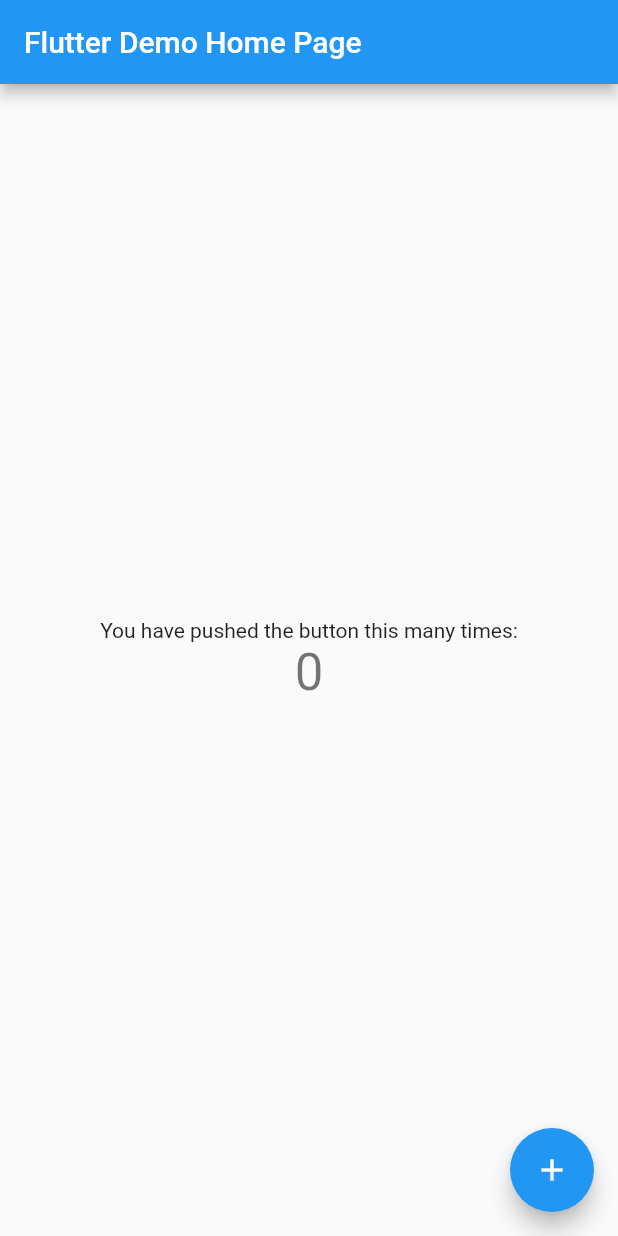
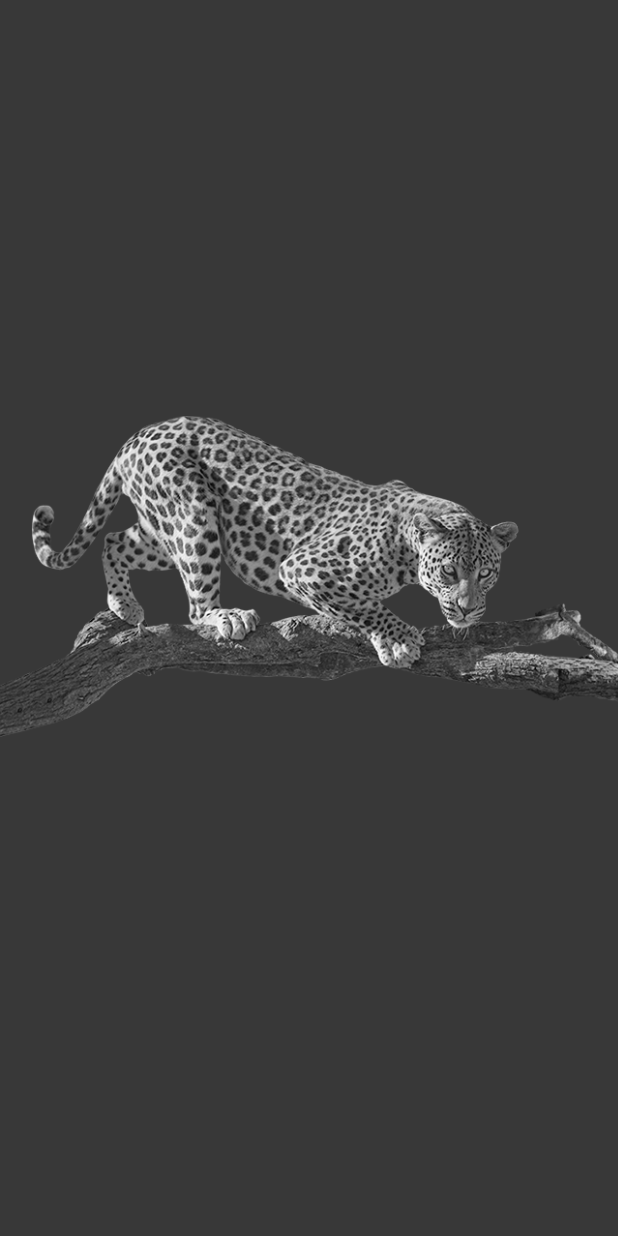
Before and after one commit to tayyyab/expedition_travel_app, a Flutter app: the screen it shows after launch, on a phone screen of 412 x 824 dp. Run offline on Flutter 3.47's test engine with Material 2 defaults, Android fonts, the phone set to English and light mode, and no system bars.

Commit message:
Background image sliding with PageView and Stack

```diff
--- /dev/null
+++ b/lib/MainPage/leopard_page.dart
@@ -0,0 +1,10 @@
+part of 'main_screen.dart';
+
+class LeopardPage extends StatelessWidget {
+  const LeopardPage({Key key}) : super(key: key);
+
+  @override
+  Widget build(BuildContext context) {
+    return Container();
+  }
+}
--- /dev/null
+++ b/lib/MainPage/main_screen.dart
@@ -0,0 +1,50 @@
+import 'package:flutter/material.dart';
+import 'package:provider/provider.dart';
+
+import 'widgets/leopard_image.dart';
+
+part 'leopard_page.dart';
+part 'vulture_page.dart';
+
+class PageOffsetNotifier with ChangeNotifier {
+  double _offset = 0;
+  double _page = 0;
+
+  PageOffsetNotifier(PageController pageController) {
+    pageController.addListener(() {
+      _offset = pageController.offset;
+      _page = pageController.page;
+      notifyListeners();
+    });
+  }
+
+  double get offset => _offset;
+  double get page => _page;
+}
+
+class MainPage extends StatefulWidget {
+  @override
+  _MainPageState createState() => _MainPageState();
+}
+
+class _MainPageState extends State<MainPage> {
+  final PageController _pageController = new PageController();
+
+  @override
+  Widget build(BuildContext context) {
+    return ChangeNotifierProvider(
+      create: (_) => PageOffsetNotifier(_pageController),
+      child: Scaffold(
+          body: Stack(alignment: Alignment.centerLeft, children: <Widget>[
+        LeopardImage(),
+        PageView(
+            controller: _pageController,
+            physics: ClampingScrollPhysics(),
+            children: <Widget>[
+              LeopardPage(),
+              VulturePage(),
+            ]),
+      ])),
+    );
+  }
+}
--- /dev/null
+++ b/lib/MainPage/vulture_page.dart
@@ -0,0 +1,18 @@
+part of 'main_screen.dart';
+
+class VulturePage extends StatelessWidget {
+  const VulturePage({Key key}) : super(key: key);
+
+  @override
+  Widget build(BuildContext context) {
+    return Center(
+      child: Padding(
+        padding: const EdgeInsets.only(bottom: 32.0),
+        child: Image.asset(
+          'assets/vulture.png',
+          height: MediaQuery.of(context).size.height / 3,
+        ),
+      ),
+    );
+  }
+}
--- /dev/null
+++ b/lib/MainPage/widgets/leopard_image.dart
@@ -0,0 +1,24 @@
+import 'package:flutter/material.dart';
+import 'package:provider/provider.dart';
+
+import '../main_screen.dart';
+
+class LeopardImage extends StatelessWidget {
+  const LeopardImage({Key key}) : super(key: key);
+
+  @override
+  Widget build(BuildContext context) {
+    double width = MediaQuery.of(context).size.width * 1.6;
+
+    return Consumer<PageOffsetNotifier>(
+      builder: (context, notifier, child) {
+        return Positioned(
+          width: width,
+          left: -0.85 * notifier.offset,
+          child: child,
+        );
+      },
+      child: IgnorePointer(child: Image.asset('assets/leopard.png')),
+    );
+  }
+}
--- a/lib/main.dart
+++ b/lib/main.dart
@@ -1,4 +1,7 @@
+import 'package:expedition_travel_app/styles.dart';
 import 'package:flutter/material.dart';
+
+import 'MainPage/main_screen.dart';
 
 void main() => runApp(MyApp());
 
@@ -8,56 +11,11 @@ class MyApp extends StatelessWidget {
     return MaterialApp(
       title: 'Expedition Travel',
       theme: ThemeData(
+        brightness: Brightness.dark,
+        scaffoldBackgroundColor: mainBlack,
         primarySwatch: Colors.blue,
       ),
-      home: MyHomePage(title: 'Flutter Demo Home Page'),
+      home: MainPage(),
     );
   }
 }
-
-class MyHomePage extends StatefulWidget {
-  MyHomePage({Key key, this.title}) : super(key: key);
-
-  final String title;
-
-  @override
-  _MyHomePageState createState() => _MyHomePageState();
-}
-
-class _MyHomePageState extends State<MyHomePage> {
-  int _counter = 0;
-
-  void _incrementCounter() {
-    setState(() {
-      _counter++;
-    });
-  }
-
-  @override
-  Widget build(BuildContext context) {
-    return Scaffold(
-      appBar: AppBar(
-        title: Text(widget.title),
-      ),
-      body: Center(
-        child: Column(
-          mainAxisAlignment: MainAxisAlignment.center,
-          children: <Widget>[
-            Text(
-              'You have pushed the button this many times:',
-            ),
-            Text(
-              '$_counter',
-              style: Theme.of(context).textTheme.display1,
-            ),
-          ],
-        ),
-      ),
-      floatingActionButton: FloatingActionButton(
-        onPressed: _incrementCounter,
-        tooltip: 'Increment',
-        child: Icon(Icons.add),
-      ),
-    );
-  }
-}
```
Also changed, not shown: pubspec.yaml (+4 -49 lines), pubspec.lock.
